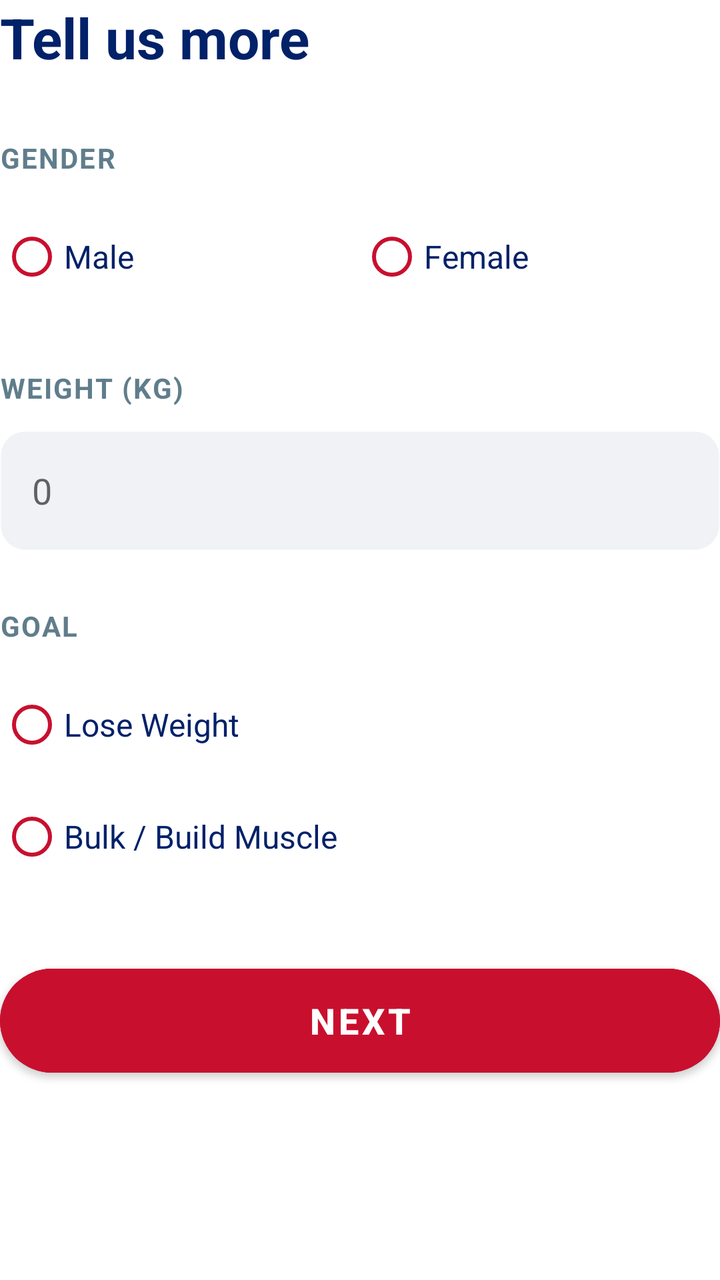
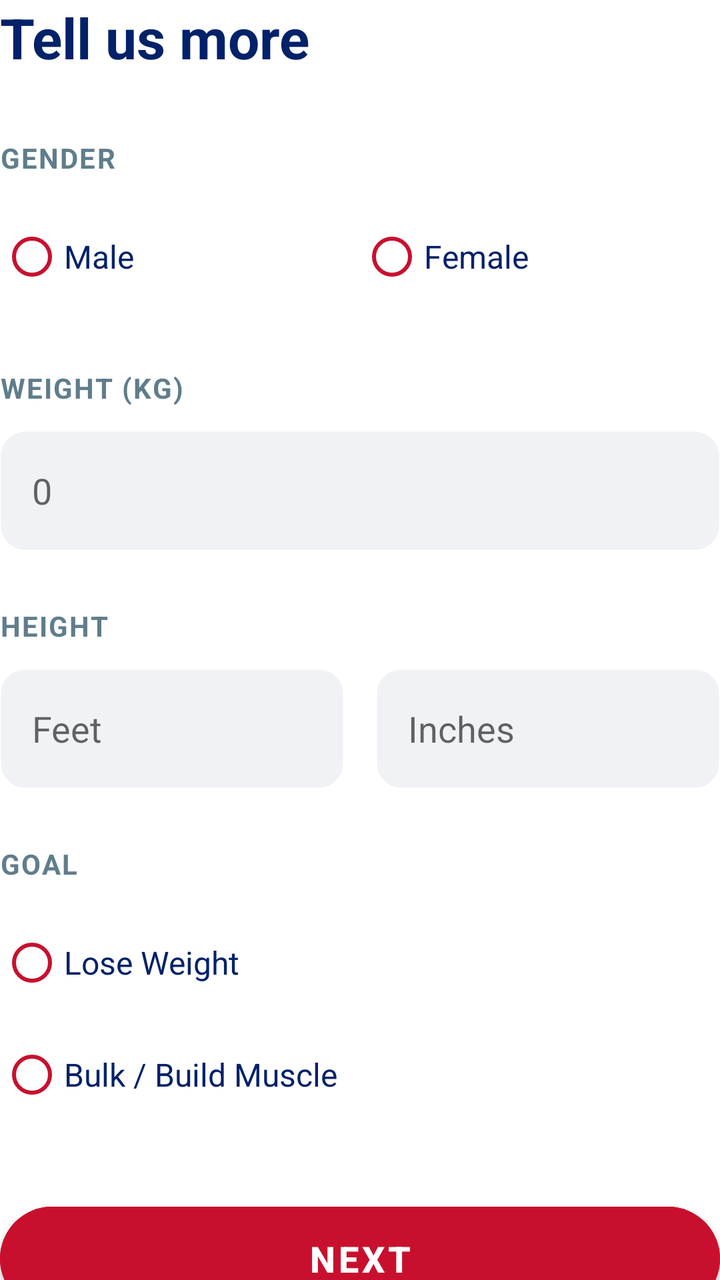

The first picture is an Android layout as it rendered before a commit; the second is the same layout after the commit. The layout source and the unified diff follow.
<!-- AndroidManifest.xml: application theme Theme.FitnessTracker -->
<!-- res/layout/fragment_registration_physical.xml -->
<?xml version="1.0" encoding="utf-8"?>
<ScrollView xmlns:android="http://schemas.android.com/apk/res/android"
    xmlns:app="http://schemas.android.com/apk/res-auto"
    android:layout_width="match_parent"
    android:layout_height="wrap_content"
    android:scrollbars="none">

    <LinearLayout
        android:layout_width="match_parent"
        android:layout_height="wrap_content"
        android:orientation="vertical">

        <TextView
            android:layout_width="wrap_content"
            android:layout_height="wrap_content"
            android:text="@string/tell_us_more"
            android:textColor="@color/primary_navy"
            android:textSize="28sp"
            android:textStyle="bold" />

        <TextView
            android:layout_width="wrap_content"
            android:layout_height="wrap_content"
            android:layout_marginTop="32dp"
            android:text="@string/gender_label"
            android:textColor="@color/text_secondary_grey"
            android:textStyle="bold"
            android:textSize="14sp"
            android:textAllCaps="true"
            android:letterSpacing="0.05"/>

        <RadioGroup
            android:id="@+id/rgGender"
            android:layout_width="match_parent"
            android:layout_height="wrap_content"
            android:orientation="horizontal"
            android:layout_marginTop="12dp">
            <RadioButton android:id="@+id/rbMale" android:layout_width="0dp" android:layout_height="56dp" android:layout_weight="1" android:text="@string/male" android:textColor="@color/primary_navy" android:buttonTint="@color/primary_red" android:textSize="16sp" />
            <RadioButton android:id="@+id/rbFemale" android:layout_width="0dp" android:layout_height="56dp" android:layout_weight="1" android:text="@string/female" android:textColor="@color/primary_navy" android:buttonTint="@color/primary_red" android:textSize="16sp" />
        </RadioGroup>

        <TextView
            android:layout_width="wrap_content"
            android:layout_height="wrap_content"
            android:layout_marginTop="28dp"
            android:text="@string/weight_label"
            android:textColor="@color/text_secondary_grey"
            android:textStyle="bold"
            android:textSize="14sp"
            android:textAllCaps="true"
            android:letterSpacing="0.05"/>

        <EditText
            android:id="@+id/etWeight"
            android:layout_width="match_parent"
            android:layout_height="60dp"
            android:layout_marginTop="12dp"
            android:background="@drawable/bg_edit_text"
            android:backgroundTint="@color/bg_field"
            android:inputType="numberDecimal"
            android:paddingHorizontal="16dp"
            android:textColor="@color/primary_navy"
            android:hint="@string/weight_hint"
            android:textSize="18sp"
            android:autofillHints="none" />

        <TextView
            android:layout_width="wrap_content"
            android:layout_height="wrap_content"
            android:layout_marginTop="28dp"
            android:text="@string/goal_label"
            android:textColor="@color/text_secondary_grey"
            android:textStyle="bold"
            android:textSize="14sp"
            android:textAllCaps="true"
            android:letterSpacing="0.05"/>

        <RadioGroup
            android:id="@+id/rgGoal"
            android:layout_width="match_parent"
            android:layout_height="wrap_content"
            android:layout_marginTop="12dp"
            android:layout_marginBottom="16dp">
            <RadioButton android:id="@+id/rbLose" android:layout_width="match_parent" android:layout_height="56dp" android:text="@string/lose_weight" android:textColor="@color/primary_navy" android:buttonTint="@color/primary_red" android:textSize="16sp" />
            <RadioButton android:id="@+id/rbBulk" android:layout_width="match_parent" android:layout_height="56dp" android:text="@string/bulk_muscle" android:textColor="@color/primary_navy" android:buttonTint="@color/primary_red" android:textSize="16sp" />
        </RadioGroup>

        <com.google.android.material.button.MaterialButton
            android:id="@+id/btnNextPhysical"
            android:layout_width="match_parent"
            android:layout_height="64dp"
            android:layout_marginTop="16dp"
            android:text="@string/next_btn"
            android:textAllCaps="true"
            android:textSize="18sp"
            android:textStyle="bold"
            android:textColor="@color/white"
            android:backgroundTint="@color/primary_red"
            app:cornerRadius="32dp"
            app:elevation="8dp" />

    </LinearLayout>
</ScrollView>
<!-- resources referenced by this layout -->
<resources>
  <color name="bg_field">#F0F2F5</color>
  <color name="primary_navy">#012169</color>
  <color name="primary_red">#C8102E</color>
  <color name="text_secondary_grey">#607D8B</color>
  <color name="white">#FFFFFF</color>
  <!-- drawable bg_edit_text (drawable) -->
  <?xml version="1.0" encoding="utf-8"?>
  <shape xmlns:android="http://schemas.android.com/apk/res/android">
      <solid android:color="@color/bg_field" />
      <corners android:radius="12dp" />
      <stroke android:width="1dp" android:color="#1A000000" />
  </shape>
  <string name="bulk_muscle">Bulk / Build Muscle</string>
  <string name="female">Female</string>
  <string name="gender_label">Gender</string>
  <string name="goal_label">Goal</string>
  <string name="lose_weight">Lose Weight</string>
  <string name="male">Male</string>
  <string name="next_btn">Next</string>
  <string name="tell_us_more">Tell us more</string>
  <string name="weight_hint">0</string>
  <string name="weight_label">Weight (kg)</string>
  <style name="Theme.FitnessTracker" parent="Theme.MaterialComponents.Light.NoActionBar">
          
          <item name="colorPrimary">@color/primary_red</item>
          <item name="colorPrimaryVariant">@color/primary_dark_red</item>
          <item name="colorOnPrimary">@color/white</item>
          
          <item name="colorSecondary">@color/secondary_dark</item>
          <item name="colorSecondaryVariant">@color/black</item>
          <item name="colorOnSecondary">@color/white</item>
          
          <item name="android:statusBarColor">?attr/colorPrimaryVariant</item>
  
          
          <item name="colorAccent">@color/accent_orange</item>
  
          
          <item name="android:windowBackground">@color/white</item>
      </style>
  <color name="primary_dark_red">#8B0000</color>
  <color name="secondary_dark">#012169</color>
  <color name="black">#000000</color>
  <color name="accent_orange">#FF7043</color>
</resources>

<!-- the commit's change to res/layout/fragment_registration_physical.xml (unified diff, before → after) -->
@@ -68,6 +68,56 @@
             android:layout_width="wrap_content"
             android:layout_height="wrap_content"
             android:layout_marginTop="28dp"
+            android:text="@string/height_label"
+            android:textColor="@color/text_secondary_grey"
+            android:textStyle="bold"
+            android:textSize="14sp"
+            android:textAllCaps="true"
+            android:letterSpacing="0.05"/>
+
+        <LinearLayout
+            android:layout_width="match_parent"
+            android:layout_height="wrap_content"
+            android:layout_marginTop="12dp"
+            android:orientation="horizontal">
+
+            <EditText
+                android:id="@+id/etHeightFt"
+                android:layout_width="0dp"
+                android:layout_height="60dp"
+                android:layout_weight="1"
+                android:background="@drawable/bg_edit_text"
+                android:backgroundTint="@color/bg_field"
+                android:inputType="number"
+                android:paddingHorizontal="16dp"
+                android:textColor="@color/primary_navy"
+                android:hint="@string/height_ft_hint"
+                android:textSize="18sp"
+                android:autofillHints="none" />
+
+            <View
+                android:layout_width="16dp"
+                android:layout_height="0dp" />
+
+            <EditText
+                android:id="@+id/etHeightIn"
+                android:layout_width="0dp"
+                android:layout_height="60dp"
+                android:layout_weight="1"
+                android:background="@drawable/bg_edit_text"
+                android:backgroundTint="@color/bg_field"
+                android:inputType="number"
+                android:paddingHorizontal="16dp"
+                android:textColor="@color/primary_navy"
+                android:hint="@string/height_in_hint"
+                android:textSize="18sp"
+                android:autofillHints="none" />
+        </LinearLayout>
+
+        <TextView
+            android:layout_width="wrap_content"
+            android:layout_height="wrap_content"
+            android:layout_marginTop="28dp"
             android:text="@string/goal_label"
             android:textColor="@color/text_secondary_grey"
             android:textStyle="bold"
<!-- resource entries referenced after the edit -->
@@ -16,6 +16,9 @@
   <string name="female">Female</string>
   <string name="gender_label">Gender</string>
   <string name="goal_label">Goal</string>
+  <string name="height_ft_hint">Feet</string>
+  <string name="height_in_hint">Inches</string>
+  <string name="height_label">Height</string>
   <string name="lose_weight">Lose Weight</string>
   <string name="male">Male</string>
   <string name="next_btn">Next</string>
